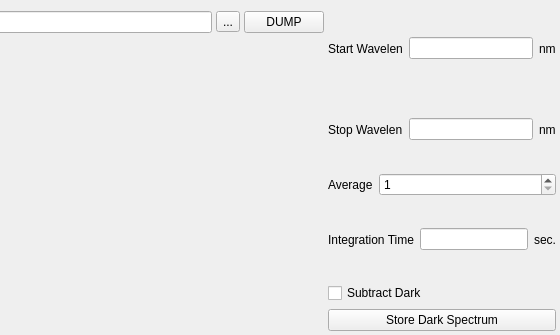
Before: the Qt Designer form modules/optics/core/opticalspectrometerform.ui in northriv/KAME, drawn with Qt 5; both pictures show x 327 to 887 and y 0 to 335 of the 887 by 335 pixel window.
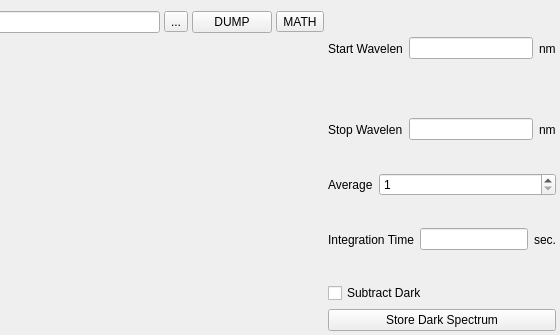
After: the same form once the commit is applied. Custom widgets are drawn as their Qt base class.

```diff
--- a/modules/optics/core/opticalspectrometerform.ui
+++ b/modules/optics/core/opticalspectrometerform.ui
@@ -54,6 +54,13 @@
           </property>
          </widget>
         </item>
+        <item>
+         <widget class="QToolButton" name="m_tbMath">
+          <property name="text">
+           <string>MATH</string>
+          </property>
+         </widget>
+        </item>
        </layout>
       </item>
       <item>
```
